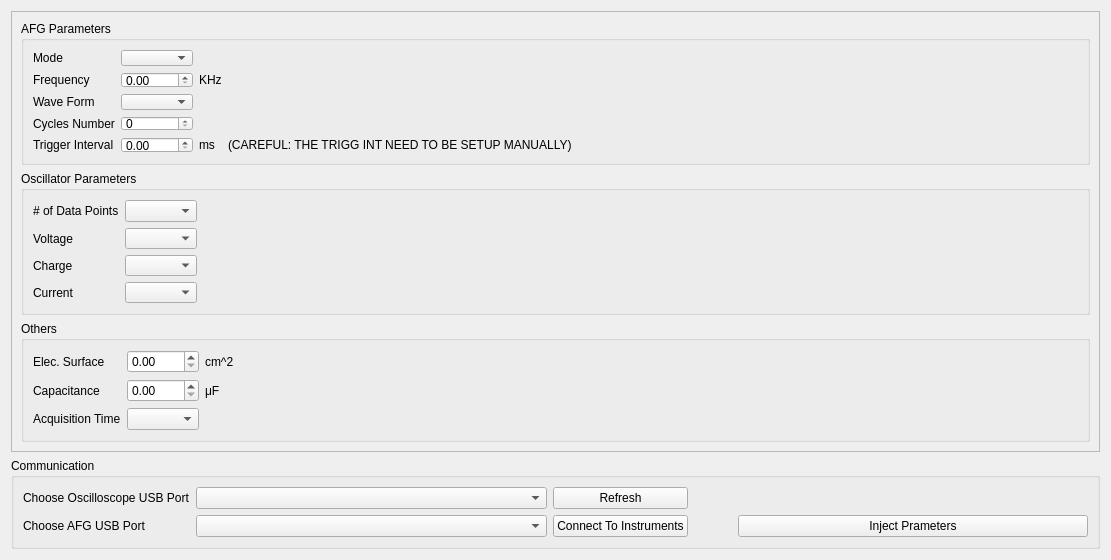
AceEagle/ElectricViewCHU, file gui/views/optionsViewUI.ui: the form before one commit.
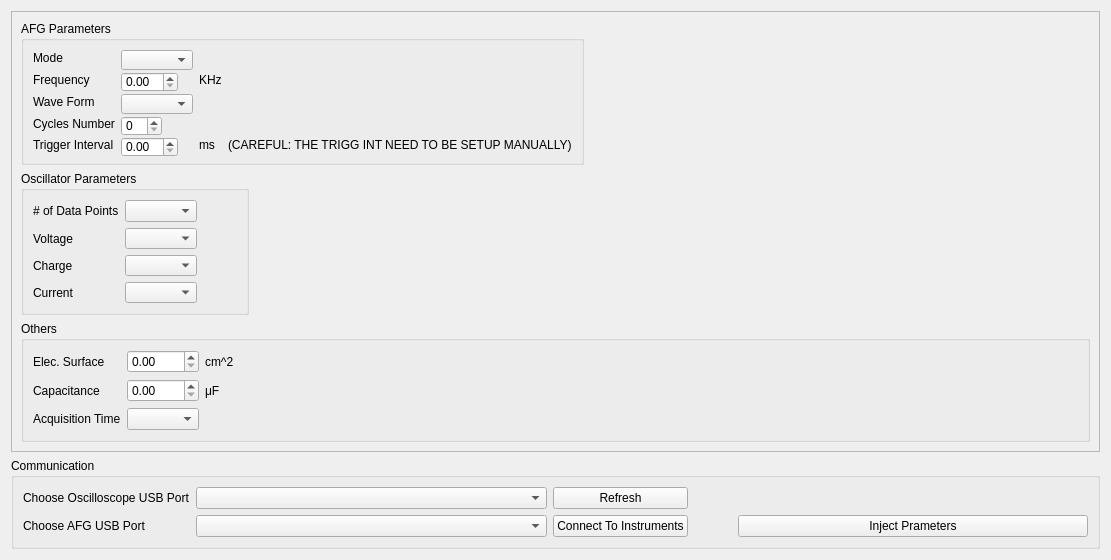
The form after the commit.

Diff of the .ui file:
```diff
--- a/gui/views/optionsViewUI.ui
+++ b/gui/views/optionsViewUI.ui
@@ -44,7 +44,7 @@
       <item row="2" column="0">
        <widget class="QGroupBox" name="AFGCommBox">
         <property name="sizePolicy">
-         <sizepolicy hsizetype="Preferred" vsizetype="Maximum">
+         <sizepolicy hsizetype="Fixed" vsizetype="Fixed">
           <horstretch>0</horstretch>
           <verstretch>0</verstretch>
          </sizepolicy>
@@ -53,123 +53,188 @@
          <string>AFG Parameters</string>
         </property>
         <layout class="QGridLayout" name="gridLayout_3">
+         <item row="5" column="2">
+          <widget class="QLabel" name="label_3">
+           <property name="sizePolicy">
+            <sizepolicy hsizetype="Maximum" vsizetype="Preferred">
+             <horstretch>0</horstretch>
+             <verstretch>0</verstretch>
+            </sizepolicy>
+           </property>
+           <property name="text">
+            <string>ms</string>
+           </property>
+          </widget>
+         </item>
+         <item row="1" column="0">
+          <widget class="QLabel" name="AFGModeLabel">
+           <property name="sizePolicy">
+            <sizepolicy hsizetype="Maximum" vsizetype="Preferred">
+             <horstretch>0</horstretch>
+             <verstretch>0</verstretch>
+            </sizepolicy>
+           </property>
+           <property name="text">
+            <string>Mode</string>
+           </property>
+          </widget>
+         </item>
          <item row="4" column="0">
           <widget class="QLabel" name="AFGPercentageLabel">
+           <property name="sizePolicy">
+            <sizepolicy hsizetype="Maximum" vsizetype="Preferred">
+             <horstretch>0</horstretch>
+             <verstretch>0</verstretch>
+            </sizepolicy>
+           </property>
            <property name="text">
             <string>Cycles Number</string>
            </property>
           </widget>
          </item>
-         <item row="1" column="0">
-          <widget class="QLabel" name="AFGModeLabel">
-           <property name="text">
-            <string>Mode</string>
-           </property>
-          </widget>
-         </item>
          <item row="3" column="0">
           <widget class="QLabel" name="AFGWaveFormLabel">
+           <property name="sizePolicy">
+            <sizepolicy hsizetype="Maximum" vsizetype="Preferred">
+             <horstretch>0</horstretch>
+             <verstretch>0</verstretch>
+            </sizepolicy>
+           </property>
            <property name="text">
             <string>Wave Form</string>
            </property>
           </widget>
          </item>
-         <item row="5" column="2">
-          <widget class="QLabel" name="label_3">
-           <property name="text">
-            <string>ms</string>
-           </property>
-          </widget>
-         </item>
          <item row="2" column="0">
           <widget class="QLabel" name="AFGFrequencyLabel">
+           <property name="sizePolicy">
+            <sizepolicy hsizetype="Maximum" vsizetype="Preferred">
+             <horstretch>0</horstretch>
+             <verstretch>0</verstretch>
+            </sizepolicy>
+           </property>
            <property name="text">
             <string>Frequency</string>
            </property>
           </widget>
          </item>
-         <item row="5" column="1">
-          <widget class="QDoubleSpinBox" name="TriggerIntervalDSpinBox">
-           <property name="sizePolicy">
-            <sizepolicy hsizetype="Minimum" vsizetype="Preferred">
-             <horstretch>0</horstretch>
-             <verstretch>0</verstretch>
-            </sizepolicy>
-           </property>
-          </widget>
-         </item>
          <item row="3" column="1">
           <widget class="QComboBox" name="AFGWaveFormComboBox">
            <property name="sizePolicy">
-            <sizepolicy hsizetype="Preferred" vsizetype="Preferred">
+            <sizepolicy hsizetype="Maximum" vsizetype="Preferred">
              <horstretch>0</horstretch>
              <verstretch>0</verstretch>
             </sizepolicy>
            </property>
-          </widget>
-         </item>
-         <item row="1" column="1">
-          <widget class="QComboBox" name="AFGModeComboBox">
-           <property name="sizePolicy">
-            <sizepolicy hsizetype="Preferred" vsizetype="Preferred">
-             <horstretch>0</horstretch>
-             <verstretch>0</verstretch>
-            </sizepolicy>
+           <property name="minimumSize">
+            <size>
+             <width>69</width>
+             <height>20</height>
+            </size>
            </property>
           </widget>
          </item>
          <item row="5" column="0">
           <widget class="QLabel" name="TriggerIntervalLabel">
+           <property name="sizePolicy">
+            <sizepolicy hsizetype="Maximum" vsizetype="Preferred">
+             <horstretch>0</horstretch>
+             <verstretch>0</verstretch>
+            </sizepolicy>
+           </property>
            <property name="text">
             <string>Trigger Interval</string>
            </property>
           </widget>
          </item>
+         <item row="1" column="1">
+          <widget class="QComboBox" name="AFGModeComboBox">
+           <property name="sizePolicy">
+            <sizepolicy hsizetype="Maximum" vsizetype="Preferred">
+             <horstretch>0</horstretch>
+             <verstretch>0</verstretch>
+            </sizepolicy>
+           </property>
+           <property name="minimumSize">
+            <size>
+             <width>69</width>
+             <height>20</height>
+            </size>
+           </property>
+          </widget>
+         </item>
+         <item row="5" column="1">
+          <widget class="QDoubleSpinBox" name="TriggerIntervalDSpinBox">
+           <property name="sizePolicy">
+            <sizepolicy hsizetype="Maximum" vsizetype="Preferred">
+             <horstretch>0</horstretch>
+             <verstretch>0</verstretch>
+            </sizepolicy>
+           </property>
+           <property name="minimumSize">
+            <size>
+             <width>53</width>
+             <height>20</height>
+            </size>
+           </property>
+          </widget>
+         </item>
+         <item row="2" column="2">
+          <widget class="QLabel" name="label">
+           <property name="sizePolicy">
+            <sizepolicy hsizetype="Maximum" vsizetype="Preferred">
+             <horstretch>0</horstretch>
+             <verstretch>0</verstretch>
+            </sizepolicy>
+           </property>
+           <property name="text">
+            <string>KHz</string>
+           </property>
+          </widget>
+         </item>
          <item row="4" column="1">
           <widget class="QSpinBox" name="AFGPercentageSpinBox">
            <property name="sizePolicy">
-            <sizepolicy hsizetype="Minimum" vsizetype="Preferred">
+            <sizepolicy hsizetype="Maximum" vsizetype="Preferred">
              <horstretch>0</horstretch>
              <verstretch>0</verstretch>
             </sizepolicy>
            </property>
+           <property name="minimumSize">
+            <size>
+             <width>37</width>
+             <height>20</height>
+            </size>
+           </property>
           </widget>
          </item>
          <item row="5" column="3">
           <widget class="QLabel" name="label_2">
+           <property name="sizePolicy">
+            <sizepolicy hsizetype="Maximum" vsizetype="Preferred">
+             <horstretch>0</horstretch>
+             <verstretch>0</verstretch>
+            </sizepolicy>
+           </property>
            <property name="text">
             <string>(CAREFUL: THE TRIGG INT NEED TO BE SETUP MANUALLY)</string>
            </property>
           </widget>
          </item>
-         <item row="3" column="4">
-          <spacer name="horizontalSpacer_2">
-           <property name="orientation">
-            <enum>Qt::Horizontal</enum>
-           </property>
-           <property name="sizeHint" stdset="0">
-            <size>
-             <width>40</width>
-             <height>20</height>
-            </size>
-           </property>
-          </spacer>
-         </item>
-         <item row="2" column="2">
-          <widget class="QLabel" name="label">
-           <property name="text">
-            <string>KHz</string>
-           </property>
-          </widget>
-         </item>
          <item row="2" column="1">
           <widget class="QDoubleSpinBox" name="AFGFrequencyDSpinBox">
            <property name="sizePolicy">
-            <sizepolicy hsizetype="Minimum" vsizetype="Preferred">
+            <sizepolicy hsizetype="Maximum" vsizetype="Preferred">
              <horstretch>0</horstretch>
              <verstretch>0</verstretch>
             </sizepolicy>
            </property>
+           <property name="minimumSize">
+            <size>
+             <width>53</width>
+             <height>20</height>
+            </size>
+           </property>
           </widget>
          </item>
         </layout>
@@ -178,7 +243,7 @@
       <item row="3" column="0">
        <widget class="QGroupBox" name="OscilloParamBox">
         <property name="sizePolicy">
-         <sizepolicy hsizetype="Preferred" vsizetype="Maximum">
+         <sizepolicy hsizetype="Maximum" vsizetype="Maximum">
           <horstretch>0</horstretch>
           <verstretch>0</verstretch>
          </sizepolicy>
@@ -215,6 +280,12 @@
          </item>
          <item row="0" column="2">
           <widget class="QComboBox" name="NbDataPointsComboBox">
+           <property name="sizePolicy">
+            <sizepolicy hsizetype="Maximum" vsizetype="Fixed">
+             <horstretch>0</horstretch>
+             <verstretch>0</verstretch>
+            </sizepolicy>
+           </property>
            <property name="maximumSize">
             <size>
              <width>16777215</width>
@@ -226,7 +297,7 @@
          <item row="1" column="2">
           <widget class="QComboBox" name="VoltageComboBox">
            <property name="sizePolicy">
-            <sizepolicy hsizetype="Preferred" vsizetype="Preferred">
+            <sizepolicy hsizetype="Maximum" vsizetype="Preferred">
              <horstretch>0</horstretch>
              <verstretch>0</verstretch>
             </sizepolicy>
@@ -236,7 +307,7 @@
          <item row="3" column="2">
           <widget class="QComboBox" name="CurrentComboBox">
            <property name="sizePolicy">
-            <sizepolicy hsizetype="Preferred" vsizetype="Preferred">
+            <sizepolicy hsizetype="Maximum" vsizetype="Preferred">
              <horstretch>0</horstretch>
              <verstretch>0</verstretch>
             </sizepolicy>
@@ -260,7 +331,7 @@
          <item row="2" column="2">
           <widget class="QComboBox" name="ChargeComboBox">
            <property name="sizePolicy">
-            <sizepolicy hsizetype="Preferred" vsizetype="Preferred">
+            <sizepolicy hsizetype="Maximum" vsizetype="Preferred">
              <horstretch>0</horstretch>
              <verstretch>0</verstretch>
             </sizepolicy>
```
